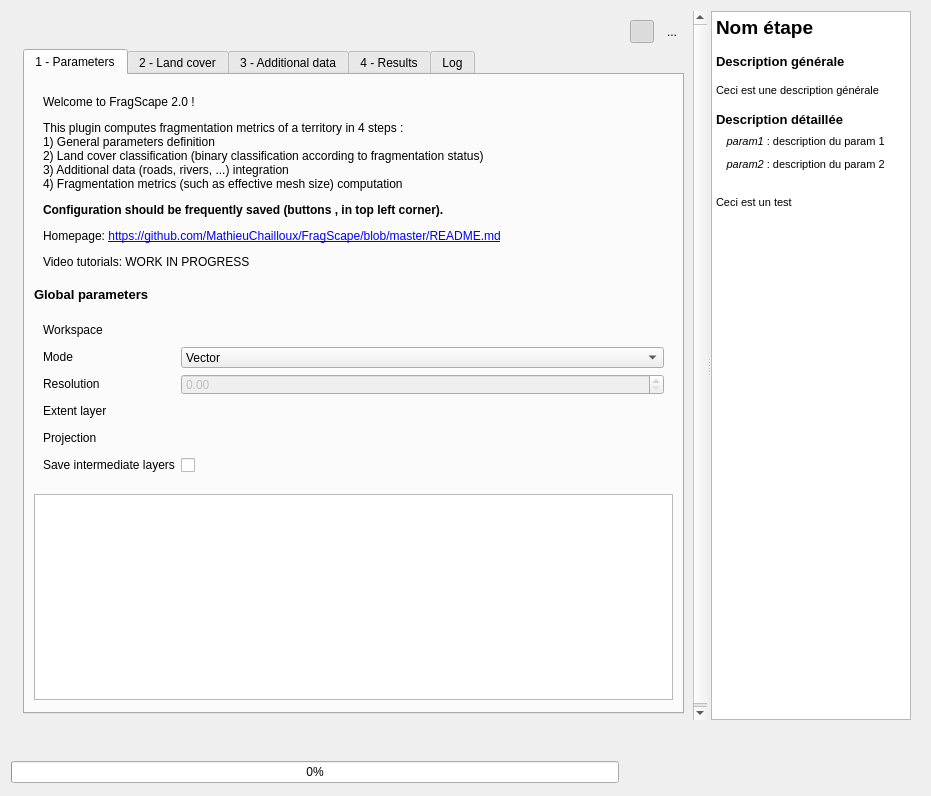
MathieuChailloux/FragScape, file FragScape_dialog_base.ui: the form before one commit.
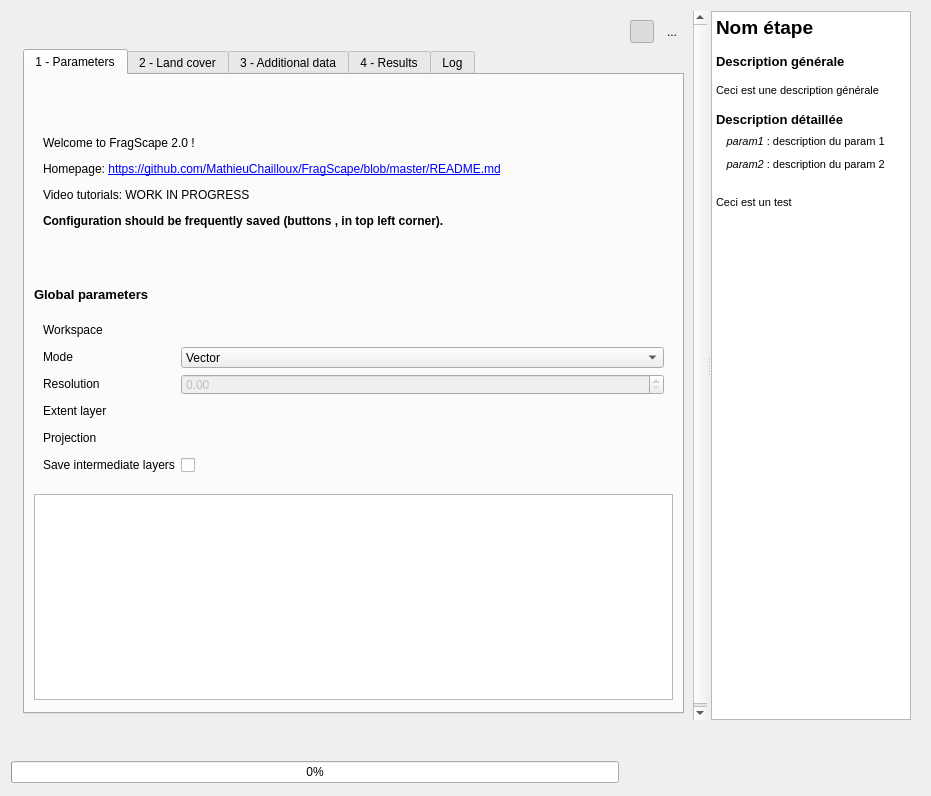
The form after the commit. Icons and pictures are not drawn. Custom widgets are drawn as their Qt base class.

The edit to the form file:
```diff
--- a/FragScape_dialog_base.ui
+++ b/FragScape_dialog_base.ui
@@ -219,8 +219,8 @@
            <rect>
             <x>0</x>
             <y>0</y>
-            <width>696</width>
-            <height>713</height>
+            <width>816</width>
+            <height>754</height>
            </rect>
           </property>
           <property name="sizePolicy">
@@ -499,7 +499,7 @@
                      <enum>QFrame::Plain</enum>
                     </property>
                     <property name="text">
-                     <string>&lt;html&gt;&lt;head/&gt;&lt;body&gt;&lt;p&gt;Welcome to FragScape 2.0 !&lt;/p&gt;&lt;p&gt;This plugin computes fragmentation metrics of a territory in 4 steps : &lt;br/&gt;1) General parameters definition&lt;br/&gt;2) Land cover classification (binary classification according to fragmentation status)&lt;br/&gt;3) Additional data (roads, rivers, ...) integration&lt;br/&gt;4) Fragmentation metrics (such as effective mesh size) computation&lt;/p&gt;&lt;p&gt;&lt;span style=&quot; font-weight:600;&quot;&gt;Configuration should be frequently saved (buttons &lt;/span&gt;&lt;img src=&quot;:/plugins/FragScape/icons/mActionFileSaveAs.svg&quot; width=&quot;20&quot; height=&quot;20&quot;/&gt;&lt;span style=&quot; font-weight:600;&quot;&gt;, &lt;/span&gt;&lt;img src=&quot;:/plugins/FragScape/icons/mActionFileSave.svg&quot; width=&quot;20&quot; height=&quot;20&quot;/&gt;&lt;span style=&quot; font-weight:600;&quot;&gt; in top left corner).&lt;/span&gt;&lt;/p&gt;&lt;p&gt;Homepage: &lt;a href=&quot;https://github.com/MathieuChailloux/FragScape/blob/master/README.md&quot;&gt;&lt;span style=&quot; text-decoration: underline; color:#0000ff;&quot;&gt;https://github.com/MathieuChailloux/FragScape/blob/master/README.md&lt;/span&gt;&lt;/a&gt;&lt;/p&gt;&lt;p&gt;Video tutorials: WORK IN PROGRESS&lt;/p&gt;&lt;/body&gt;&lt;/html&gt;</string>
+                     <string>&lt;html&gt;&lt;head/&gt;&lt;body&gt;&lt;p&gt;Welcome to FragScape 2.0 !&lt;/p&gt;&lt;p&gt;Homepage: &lt;a href=&quot;https://github.com/MathieuChailloux/FragScape/blob/master/README.md&quot;&gt;&lt;span style=&quot; text-decoration: underline; color:#0000ff;&quot;&gt;https://github.com/MathieuChailloux/FragScape/blob/master/README.md&lt;/span&gt;&lt;/a&gt;&lt;/p&gt;&lt;p&gt;Video tutorials: WORK IN PROGRESS&lt;/p&gt;&lt;p&gt;&lt;span style=&quot; font-weight:600;&quot;&gt;Configuration should be frequently saved (buttons &lt;/span&gt;&lt;img src=&quot;:/plugins/FragScape/icons/mActionFileSaveAs.svg&quot; width=&quot;20&quot; height=&quot;20&quot;/&gt;&lt;span style=&quot; font-weight:600;&quot;&gt;, &lt;/span&gt;&lt;img src=&quot;:/plugins/FragScape/icons/mActionFileSave.svg&quot; width=&quot;20&quot; height=&quot;20&quot;/&gt;&lt;span style=&quot; font-weight:600;&quot;&gt; in top left corner).&lt;/span&gt;&lt;/p&gt;&lt;/body&gt;&lt;/html&gt;</string>
                     </property>
                     <property name="wordWrap">
                      <bool>true</bool>
```
Left out of the diff: 24 changed lines with no effect on the pictures.
